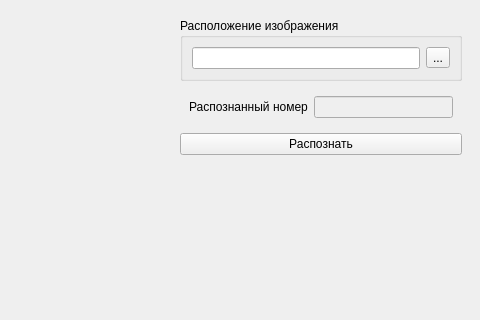
Above: src/carnum/ui/main_window.ui from baltikaa9/carnum before the change; both pictures show x 320 to 800 and y 0 to 320 of the 800 by 600 pixel window. Below: the same form after it.
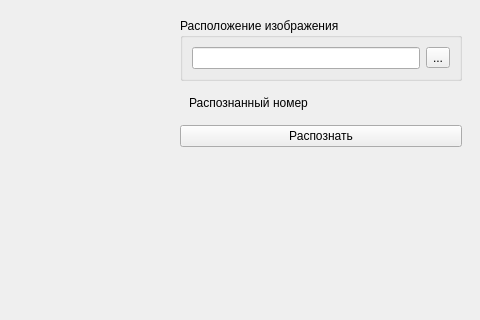
That is the form after the change.

Commit message: Доделал GUI

```diff
--- a/src/carnum/ui/main_window.ui
+++ b/src/carnum/ui/main_window.ui
@@ -57,10 +57,24 @@
            </widget>
           </item>
           <item>
-           <widget class="QLineEdit" name="output_number">
-            <property name="enabled">
+           <widget class="QLabel" name="output_number">
+            <property name="font">
+             <font>
+              <bold>true</bold>
+             </font>
+            </property>
+            <property name="cursor">
+             <cursorShape>IBeamCursor</cursorShape>
+            </property>
+            <property name="mouseTracking">
              <bool>false</bool>
             </property>
+            <property name="text">
+             <string/>
+            </property>
+            <property name="textInteractionFlags">
+             <set>Qt::TextInteractionFlag::LinksAccessibleByMouse|Qt::TextInteractionFlag::TextSelectableByKeyboard|Qt::TextInteractionFlag::TextSelectableByMouse</set>
+            </property>
            </widget>
           </item>
          </layout>
```
The commit also changes 6 other files.
